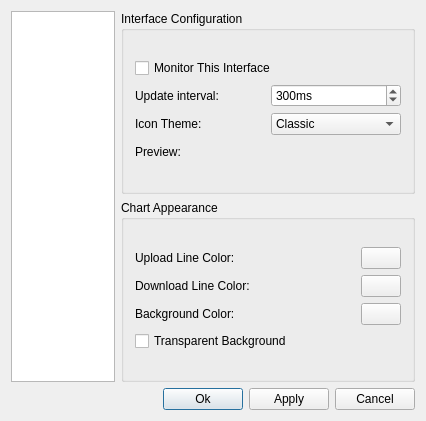
The window that src/configurebase.ui (telans/KNetStats) describes before a commit, drawn with Qt 5.
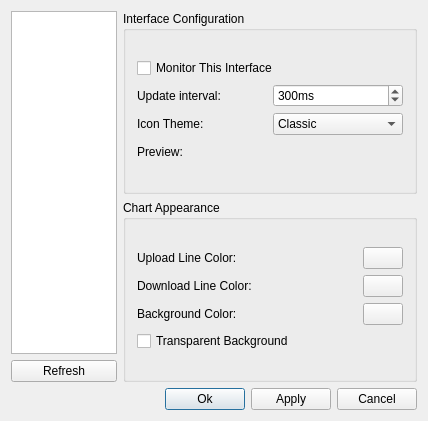
The same window after the commit. Custom widgets are drawn as their Qt base class.

Commit message:
knetstats: display error icon if all interfaces are unavailable
Also added a refresh mechanism to the configure window

Fixes: #4

What changed in the file:
```diff
--- a/src/configurebase.ui
+++ b/src/configurebase.ui
@@ -6,7 +6,7 @@
    <rect>
     <x>0</x>
     <y>0</y>
-    <width>426</width>
+    <width>428</width>
     <height>421</height>
    </rect>
   </property>
@@ -19,175 +19,31 @@
   <property name="windowTitle">
    <string>Configure Interfaces - KNetStats</string>
   </property>
-  <layout class="QGridLayout">
+  <layout class="QGridLayout" name="gridLayout_3">
    <item row="0" column="0" rowspan="2">
-    <widget class="QListWidget" name="mInterfaces">
-     <property name="sizePolicy">
-      <sizepolicy hsizetype="Preferred" vsizetype="Expanding">
-       <horstretch>0</horstretch>
-       <verstretch>0</verstretch>
-      </sizepolicy>
-     </property>
-     <property name="lineWidth">
-      <number>2</number>
-     </property>
-    </widget>
-   </item>
-   <item row="2" column="0" colspan="2">
-    <layout class="QHBoxLayout">
+    <layout class="QVBoxLayout" name="verticalLayout_5">
      <item>
-      <spacer name="mSpacer">
-       <property name="orientation">
-        <enum>Qt::Horizontal</enum>
+      <widget class="QListWidget" name="mInterfaces">
+       <property name="sizePolicy">
+        <sizepolicy hsizetype="Preferred" vsizetype="Expanding">
+         <horstretch>0</horstretch>
+         <verstretch>0</verstretch>
+        </sizepolicy>
        </property>
-       <property name="sizeType">
-        <enum>QSizePolicy::Expanding</enum>
+       <property name="lineWidth">
+        <number>2</number>
        </property>
-       <property name="sizeHint" stdset="0">
-        <size>
-         <width>120</width>
-         <height>20</height>
-        </size>
-       </property>
-      </spacer>
-     </item>
-     <item>
-      <widget class="QPushButton" name="mOk">
-       <property name="text">
-        <string>Ok</string>
-       </property>
-       <property name="default">
-        <bool>true</bool>
-       </property>
       </widget>
      </item>
      <item>
-      <widget class="QPushButton" name="mApply">
+      <widget class="QPushButton" name="mRefreshBtn">
        <property name="text">
-        <string>Apply</string>
-       </property>
-      </widget>
-     </item>
-     <item>
-      <widget class="QPushButton" name="mCancel">
-       <property name="text">
-        <string>Cancel</string>
+        <string>Refresh</string>
        </property>
       </widget>
      </item>
     </layout>
    </item>
-   <item row="1" column="1">
-    <widget class="QGroupBox" name="mAppearanceGroup">
-     <property name="sizePolicy">
-      <sizepolicy hsizetype="Expanding" vsizetype="Expanding">
-       <horstretch>0</horstretch>
-       <verstretch>0</verstretch>
-      </sizepolicy>
-     </property>
-     <property name="title">
-      <string>Chart Appearance</string>
-     </property>
-     <layout class="QGridLayout" name="gridLayout">
-      <item row="0" column="0">
-       <layout class="QHBoxLayout" name="horizontalLayout_4">
-        <item>
-         <layout class="QVBoxLayout" name="verticalLayout_3">
-          <item>
-           <layout class="QHBoxLayout" name="horizontalLayout">
-            <item>
-             <layout class="QVBoxLayout" name="verticalLayout_2">
-              <item>
-               <widget class="QLabel" name="mChartUplLabel">
-                <property name="text">
-                 <string>Upload Line Color:</string>
-                </property>
-                <property name="wordWrap">
-                 <bool>false</bool>
-                </property>
-               </widget>
-              </item>
-              <item>
-               <widget class="QLabel" name="mChartDldLabel">
-                <property name="text">
-                 <string>Download Line Color:</string>
-                </property>
-                <property name="wordWrap">
-                 <bool>false</bool>
-                </property>
-               </widget>
-              </item>
-              <item>
-               <widget class="QLabel" name="mChartBgLabel">
-                <property name="text">
-                 <string>Background Color:</string>
-                </property>
-                <property name="wordWrap">
-                 <bool>false</bool>
-                </property>
-               </widget>
-              </item>
-             </layout>
-            </item>
-            <item>
-             <layout class="QVBoxLayout" name="verticalLayout">
-              <item>
-               <widget class="KColorButton" name="mChartUplColor">
-                <property name="sizePolicy">
-                 <sizepolicy hsizetype="Fixed" vsizetype="Fixed">
-                  <horstretch>0</horstretch>
-                  <verstretch>0</verstretch>
-                 </sizepolicy>
-                </property>
-                <property name="mouseTracking">
-                 <bool>false</bool>
-                </property>
-               </widget>
-              </item>
-              <item>
-               <widget class="KColorButton" name="mChartDldColor">
-                <property name="sizePolicy">
-                 <sizepolicy hsizetype="Fixed" vsizetype="Fixed">
-                  <horstretch>0</horstretch>
-                  <verstretch>0</verstretch>
-                 </sizepolicy>
-                </property>
-                <property name="mouseTracking">
-                 <bool>false</bool>
-                </property>
-               </widget>
-              </item>
-              <item>
-               <widget class="KColorButton" name="mChartBgColor">
-                <property name="sizePolicy">
-                 <sizepolicy hsizetype="Fixed" vsizetype="Fixed">
-                  <horstretch>0</horstretch>
-                  <verstretch>0</verstretch>
-                 </sizepolicy>
-                </property>
-                <property name="mouseTracking">
-                 <bool>false</bool>
-                </property>
-               </widget>
-              </item>
-             </layout>
-            </item>
-           </layout>
-          </item>
-          <item>
-           <widget class="QCheckBox" name="mChartTransparentBackground">
-            <property name="text">
-             <string>Transparent Background</string>
-            </property>
-           </widget>
-          </item>
-         </layout>
-        </item>
-       </layout>
-      </item>
-     </layout>
-    </widget>
-   </item>
    <item row="0" column="1">
     <widget class="QGroupBox" name="mConfigurationGroup">
      <property name="sizePolicy">
@@ -499,6 +355,161 @@
      </layout>
     </widget>
    </item>
+   <item row="1" column="1">
+    <widget class="QGroupBox" name="mAppearanceGroup">
+     <property name="sizePolicy">
+      <sizepolicy hsizetype="Expanding" vsizetype="Expanding">
+       <horstretch>0</horstretch>
+       <verstretch>0</verstretch>
+      </sizepolicy>
+     </property>
+     <property name="title">
+      <string>Chart Appearance</string>
+     </property>
+     <layout class="QGridLayout" name="gridLayout">
+      <item row="0" column="0">
+       <layout class="QHBoxLayout" name="horizontalLayout_4">
+        <item>
+         <layout class="QVBoxLayout" name="verticalLayout_3">
+          <item>
+           <layout class="QHBoxLayout" name="horizontalLayout">
+            <item>
+             <layout class="QVBoxLayout" name="verticalLayout_2">
+              <item>
+               <widget class="QLabel" name="mChartUplLabel">
+                <property name="text">
+                 <string>Upload Line Color:</string>
+                </property>
+                <property name="wordWrap">
+                 <bool>false</bool>
+                </property>
+               </widget>
+              </item>
+              <item>
+               <widget class="QLabel" name="mChartDldLabel">
+                <property name="text">
+                 <string>Download Line Color:</string>
+                </property>
+                <property name="wordWrap">
+                 <bool>false</bool>
+                </property>
+               </widget>
+              </item>
+              <item>
+               <widget class="QLabel" name="mChartBgLabel">
+                <property name="text">
+                 <string>Background Color:</string>
+                </property>
+                <property name="wordWrap">
+                 <bool>false</bool>
+                </property>
+               </widget>
+              </item>
+             </layout>
+            </item>
+            <item>
+             <layout class="QVBoxLayout" name="verticalLayout">
+              <item>
+               <widget class="KColorButton" name="mChartUplColor">
+                <property name="sizePolicy">
+                 <sizepolicy hsizetype="Fixed" vsizetype="Fixed">
+                  <horstretch>0</horstretch>
+                  <verstretch>0</verstretch>
+                 </sizepolicy>
+                </property>
+                <property name="mouseTracking">
+                 <bool>false</bool>
+                </property>
+               </widget>
+              </item>
+              <item>
+               <widget class="KColorButton" name="mChartDldColor">
+                <property name="sizePolicy">
+                 <sizepolicy hsizetype="Fixed" vsizetype="Fixed">
+                  <horstretch>0</horstretch>
+                  <verstretch>0</verstretch>
+                 </sizepolicy>
+                </property>
+                <property name="mouseTracking">
+                 <bool>false</bool>
+                </property>
+               </widget>
+              </item>
+              <item>
+               <widget class="KColorButton" name="mChartBgColor">
+                <property name="sizePolicy">
+                 <sizepolicy hsizetype="Fixed" vsizetype="Fixed">
+                  <horstretch>0</horstretch>
+                  <verstretch>0</verstretch>
+                 </sizepolicy>
+                </property>
+                <property name="mouseTracking">
+                 <bool>false</bool>
+                </property>
+               </widget>
+              </item>
+             </layout>
+            </item>
+           </layout>
+          </item>
+          <item>
+           <widget class="QCheckBox" name="mChartTransparentBackground">
+            <property name="text">
+             <string>Transparent Background</string>
+            </property>
+           </widget>
+          </item>
+         </layout>
+        </item>
+       </layout>
+      </item>
+     </layout>
+    </widget>
+   </item>
+   <item row="2" column="0" colspan="2">
+    <layout class="QHBoxLayout">
+     <item>
+      <spacer name="mSpacer">
+       <property name="orientation">
+        <enum>Qt::Horizontal</enum>
+       </property>
+       <property name="sizeType">
+        <enum>QSizePolicy::Expanding</enum>
+       </property>
+       <property name="sizeHint" stdset="0">
+        <size>
+         <width>120</width>
+         <height>20</height>
+        </size>
+       </property>
+      </spacer>
+     </item>
+     <item>
+      <widget class="QPushButton" name="mOk">
+       <property name="text">
+        <string>Ok</string>
+       </property>
+       <property name="default">
+        <bool>true</bool>
+       </property>
+      </widget>
+     </item>
+     <item>
+      <widget class="QPushButton" name="mApply">
+       <property name="text">
+        <string>Apply</string>
+       </property>
+      </widget>
+     </item>
+     <item>
+      <widget class="QPushButton" name="mCancel">
+       <property name="text">
+        <string>Cancel</string>
+       </property>
+      </widget>
+     </item>
+    </layout>
+   </item>
   </layout>
  </widget>
  <layoutdefault spacing="6" margin="11"/>
```
The commit also changes 9 other files.
